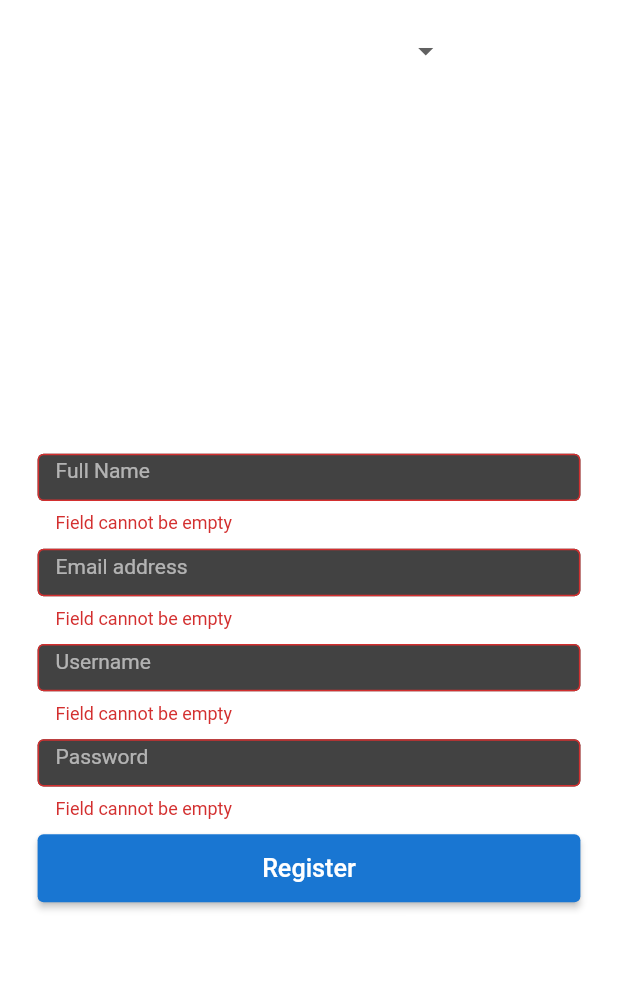
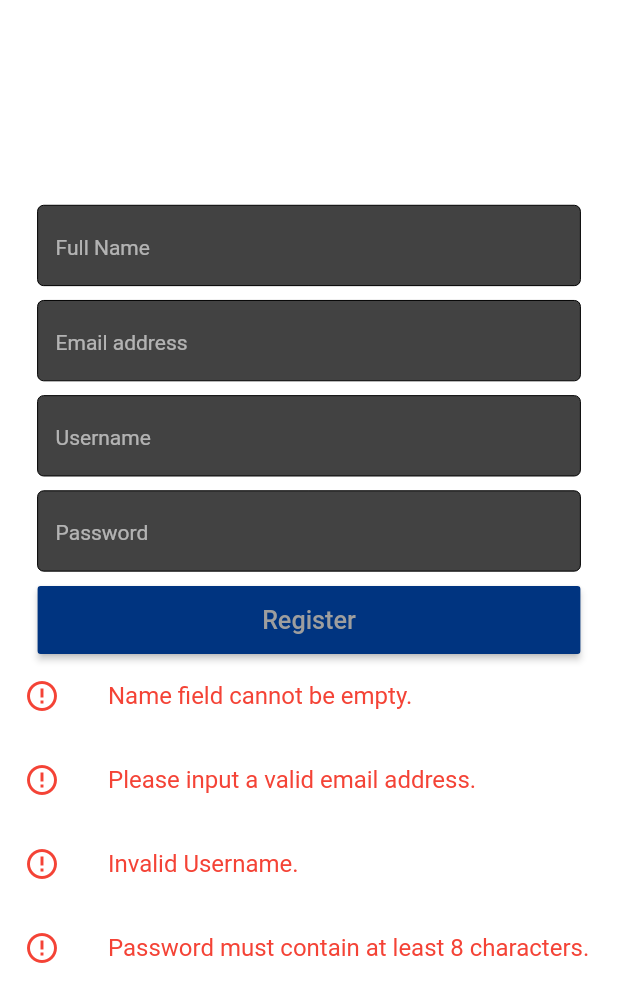
Before and after one commit to tomassasovsky/floower, a Flutter app: the SignupPage widget shown alone on an empty page, opened directly, after a tap on "Register", on a phone screen of 412 x 824 dp. Shown: the top 1002 px of the screen. Run offline on Flutter 3.47's test engine with Material 2 defaults, Android fonts, the phone set to English and light mode, and no system bars; our stand-ins replace easy_localization, image_picker, shared_preferences; accounts and stored records are empty; Roboto replaces fonts that are missing (NotoSerifSC).

Commit message:
Added propper validation to the SingIn and SignUp page. Server side and connection are still missing

```diff
--- a/lib/authentication/signup.dart
+++ b/lib/authentication/signup.dart
@@ -1,8 +1,7 @@
 import 'package:easy_localization/easy_localization.dart';
 import 'package:flutter/material.dart';
+import 'package:flutter/services.dart';
 import 'package:shared_preferences/shared_preferences.dart';
-
-import '../main.dart';
 
 class SignupPage extends StatefulWidget {
   @override
@@ -11,10 +10,8 @@ class SignupPage extends StatefulWidget {
 
 class _SignupPageState extends State<SignupPage> {
   final formKey = GlobalKey<FormState>();
-  String fullname;
-  String username;
-  String email;
-  String password;
+  List<bool> errors = [false, false, false, false];
+  String fullname = "", username = "", email = "", password = "";
 
   _saveUserPreferences(String jFullname, String jEmail, String jUsername,
       String jPassword) async {
@@ -25,7 +22,62 @@ class _SignupPageState extends State<SignupPage> {
     preferences.setString("password", jPassword);
   }
 
+  _checkForErrors() {
+    var _checkPreErrors = [];
+    if (fullname.length < 1) {
+      _checkPreErrors.add(tr('errorNameLength'));
+    }
+    if (!RegExp(
+            r"^[a-zA-Z0-9.a-zA-Z0-9.!#$%&'*+-/=?^_`{|}~]+@[a-zA-Z0-9]+\.[a-zA-Z]+")
+        .hasMatch(email)) {
+      _checkPreErrors.add(tr('errorEmail'));
+    }
+    if (!RegExp(r'^[a-zA-Z][a-zA-Z\d-_\.]+$').hasMatch(username)) {
+      _checkPreErrors.add(tr('errorUsername'));
+    }
+    if (password.length < 8) {
+      _checkPreErrors.add(tr('errorPassword'));
+    }
+
+    return _checkPreErrors.isEmpty;
+  }
+
+  _checkForErrorsSubmit() {
+    String regexEmail =
+        r"^[a-zA-Z0-9.a-zA-Z0-9.!#$%&'*+-/=?^_`{|}~]+@[a-zA-Z0-9]+\.[a-zA-Z]+";
+    String regexUsername = r'^[a-zA-Z][a-zA-Z\d-_\.]+$';
+
+    setState(() {
+      if (fullname.length < 1) {
+        errors[0] = true;
+      } else {
+        errors[0] = false;
+      }
+      if (!RegExp(regexEmail).hasMatch(email)) {
+        errors[1] = true;
+      } else {
+        errors[1] = false;
+      }
+      if (!RegExp(regexUsername).hasMatch(username)) {
+        errors[2] = true;
+      } else {
+        errors[2] = false;
+      }
+      if (password.length < 8) {
+        errors[3] = true;
+      } else {
+        errors[3] = false;
+      }
+    });
+  }
+
   _submit() {
+    _checkForErrorsSubmit();
+    var canSubmit = true;
+    for (var error in errors) {
+      if (error) canSubmit = false;
+    }
+    if (!canSubmit) return false;
     if (formKey.currentState.validate()) {
       formKey.currentState.save();
       return true;
@@ -33,54 +85,53 @@ class _SignupPageState extends State<SignupPage> {
     return false;
   }
 
+  _buildErrors() {
+    return GestureDetector(
+      child: Column(children: [
+        errors[0]
+            ? ListTile(
+                leading: Icon(Icons.error_outline, color: Colors.red),
+                title: Text(tr('errorNameLength'),
+                    style: TextStyle(color: Colors.red)))
+            : SizedBox(height: 0, width: 0),
+        errors[1]
+            ? ListTile(
+                leading: Icon(Icons.error_outline, color: Colors.red),
+                title:
+                    Text(tr('errorEmail'), style: TextStyle(color: Colors.red)))
+            : SizedBox(height: 0, width: 0),
+        errors[2]
+            ? ListTile(
+                leading: Icon(Icons.error_outline, color: Colors.red),
+                title: Text(tr('errorUsername'),
+                    style: TextStyle(color: Colors.red)))
+            : SizedBox(height: 0, width: 0),
+        errors[3]
+            ? ListTile(
+                leading: Icon(Icons.error_outline, color: Colors.red),
+                title: Text(tr('errorPassword'),
+                    style: TextStyle(color: Colors.red)))
+            : SizedBox(height: 0, width: 0),
+      ]),
+      onTap: () {
+        FocusScope.of(context).unfocus();
+        FocusScope.of(context).requestFocus(FocusNode());
+      },
+    );
+  }
+
   @override
   Widget build(BuildContext context) {
-    return InkWell(
-        child: Container(
+    return GestureDetector(
+      child: Center(
         child: Form(
             key: formKey,
-            child: Stack(
-              children: [
-                Positioned.fill(
-                child: Stack(
-                  children: [
-                    Align(
-                      alignment: Alignment.topCenter,
-                      child: Column(
-                        children: [
-                          SizedBox(
-                              height: MediaQuery.of(context).size.height * 0.012),
-                          DropdownButton(
-                            dropdownColor: Colors.blueGrey[900],
-                            style: TextStyle(color: Colors.white),
-                            underline: Container(
-                              height: 0.6,
-                              color: Colors.white,
-                            ),
-                            items: [
-                              DropdownMenuItem(
-                                  value: Locale('en'), child: Text(languages[0])),
-                              DropdownMenuItem(
-                                  value: Locale('es'), child: Text(languages[1])),
-                              DropdownMenuItem(
-                                  value: Locale('ru'), child: Text(languages[2])),
-                            ],
-                            onChanged: (v) => setState(() {
-                              context.locale = v;
-                              setLanguagePreference(v.toString());
-                            }),
-                            value: context.locale,
-                          ),
-                        ],
-                      ),
-                    ),
-                    Align(
-                        alignment: Alignment.center,
+            child: SingleChildScrollView(
+              physics: NeverScrollableScrollPhysics(),
               child: Column(
                   mainAxisAlignment: MainAxisAlignment.center,
                   crossAxisAlignment: CrossAxisAlignment.center,
                   children: [
-                              SizedBox(height: MediaQuery.of(context).size.height * 0.03),
                     Text('floower',
                         style: TextStyle(
                             letterSpacing: 3.0,
@@ -92,7 +143,7 @@ class _SignupPageState extends State<SignupPage> {
                     Container(
                       width: MediaQuery.of(context).size.width * 0.8783,
                       height: MediaQuery.of(context).size.height * 0.065,
-                                child: TextFormField(
+                      child: TextField(
                         cursorColor: Colors.white,
                         cursorWidth: 0.5,
                         decoration: InputDecoration(
@@ -117,10 +168,7 @@ class _SignupPageState extends State<SignupPage> {
                             borderSide: BorderSide(width: 0),
                           ),
                         ),
-                                  validator: (input) => input.length <= 0
-                                      ? "Field cannot be empty"
-                                      : null,
-                                  onSaved: (input) {
+                        onChanged: (input) {
                           setState(() {
                             fullname = input;
                           });
@@ -128,11 +176,13 @@ class _SignupPageState extends State<SignupPage> {
                         keyboardType: TextInputType.text,
                       ),
                     ),
-                              Divider(color: Colors.transparent, height: MediaQuery.of(context).size.height * 0.012),
+                    Divider(
+                        color: Colors.transparent,
+                        height: MediaQuery.of(context).size.height * 0.012),
                     Container(
                       width: MediaQuery.of(context).size.width * 0.8783,
                       height: MediaQuery.of(context).size.height * 0.065,
-                                child: TextFormField(
+                      child: TextField(
                         cursorColor: Colors.white,
                         cursorWidth: 0.5,
                         decoration: InputDecoration(
@@ -157,22 +207,21 @@ class _SignupPageState extends State<SignupPage> {
                             borderSide: BorderSide(width: 0),
                           ),
                         ),
-                                  validator: (input) => input.length <= 0
-                                      ? "Field cannot be empty"
-                                      : null,
-                                  onSaved: (input) {
+                        onChanged: (input) {
                           setState(() {
                             email = input;
                           });
                         },
-                                  keyboardType: TextInputType.text,
+                        keyboardType: TextInputType.emailAddress,
                       ),
                     ),
-                              Divider(color: Colors.transparent, height: MediaQuery.of(context).size.height * 0.012),
+                    Divider(
+                        color: Colors.transparent,
+                        height: MediaQuery.of(context).size.height * 0.012),
                     Container(
                       width: MediaQuery.of(context).size.width * 0.8783,
                       height: MediaQuery.of(context).size.height * 0.065,
-                                child: TextFormField(
+                      child: TextField(
                         cursorColor: Colors.white,
                         cursorWidth: 0.5,
                         decoration: InputDecoration(
@@ -197,10 +246,7 @@ class _SignupPageState extends State<SignupPage> {
                             borderSide: BorderSide(width: 0),
                           ),
                         ),
-                                  validator: (input) => input.length <= 0
-                                      ? "Field cannot be empty"
-                                      : null,
-                                  onSaved: (input) {
+                        onChanged: (input) {
                           setState(() {
                             username = input;
                           });
@@ -208,11 +254,13 @@ class _SignupPageState extends State<SignupPage> {
                         keyboardType: TextInputType.text,
                       ),
                     ),
-                              Divider(color: Colors.transparent, height: MediaQuery.of(context).size.height * 0.012),
+                    Divider(
+                        color: Colors.transparent,
+                        height: MediaQuery.of(context).size.height * 0.012),
                     Container(
                       width: MediaQuery.of(context).size.width * 0.8783,
                       height: MediaQuery.of(context).size.height * 0.065,
-                                child: TextFormField(
+                      child: TextField(
                         cursorColor: Colors.white,
                         cursorWidth: 0.5,
                         decoration: InputDecoration(
@@ -237,48 +285,54 @@ class _SignupPageState extends State<SignupPage> {
                             borderSide: BorderSide(width: 0),
                           ),
                         ),
-                                  validator: (input) => input.length <= 0
-                                      ? "Field cannot be empty"
-                                      : null,
-                                  onSaved: (input) {
+                        onChanged: (input) {
                           setState(() {
                             password = input;
                           });
                         },
-                                  keyboardType: TextInputType.text,
+                        obscureText: true,
+                        keyboardType: TextInputType.visiblePassword,
                       ),
                     ),
-                              Divider(color: Colors.transparent, height: MediaQuery.of(context).size.height * 0.012),
+                    Divider(
+                        color: Colors.transparent,
+                        height: MediaQuery.of(context).size.height * 0.012),
                     Container(
                       width: MediaQuery.of(context).size.width * 0.8783,
                       height: MediaQuery.of(context).size.height * 0.055,
-                                child: ElevatedButton(
-                                  style: ElevatedButton.styleFrom(
-                                    primary: Colors.blue[700],
-                                    onPrimary: Colors.white,
-                                  ),
+                      // ignore: deprecated_member_use
+                      child: RaisedButton(
+                        color: _checkForErrors()
+                            ? Colors.blue[700]
+                            : Color(0xff003480),
+                        textColor:
+                            _checkForErrors() ? Colors.white : Colors.grey,
+                        splashColor: _checkForErrors()
+                            ? Theme.of(context).splashColor
+                            : Colors.red,
+                        highlightColor: _checkForErrors()
+                            ? Theme.of(context).splashColor
+                            : Colors.red,
                         child: Text(tr('signUpButton'),
                             style: TextStyle(fontFamily: "NotoSerifSC"),
                             textScaleFactor: 1.2),
                         onPressed: () {
+                          FocusScope.of(context).unfocus();
+                          FocusScope.of(context).requestFocus(FocusNode());
                           if (_submit()) {
                             _saveUserPreferences(
                                 fullname, email, username, password);
-                                      FocusScope.of(context)
-                                          .requestFocus(FocusNode());
                           }
                         },
                       ),
                     ),
-                            ])),
-                  ],
-                ),
-              ),
-              ]
-            ),
-          ),
+                    _buildErrors(),
+                    SizedBox(height: MediaQuery.of(context).size.height * 0.1),
+                  ]),
+            )),
       ),
       onTap: () {
+        FocusScope.of(context).unfocus();
         FocusScope.of(context).requestFocus(FocusNode());
       },
     );
```
Also changed, not shown: assets/en.json (+6 -1 lines), assets/es.json (+6 -1 lines), lib/authentication/signin.dart (+192 -77 lines), lib/main.dart (+11 -18 lines). Lines whose indentation alone changed are shown as unchanged.
